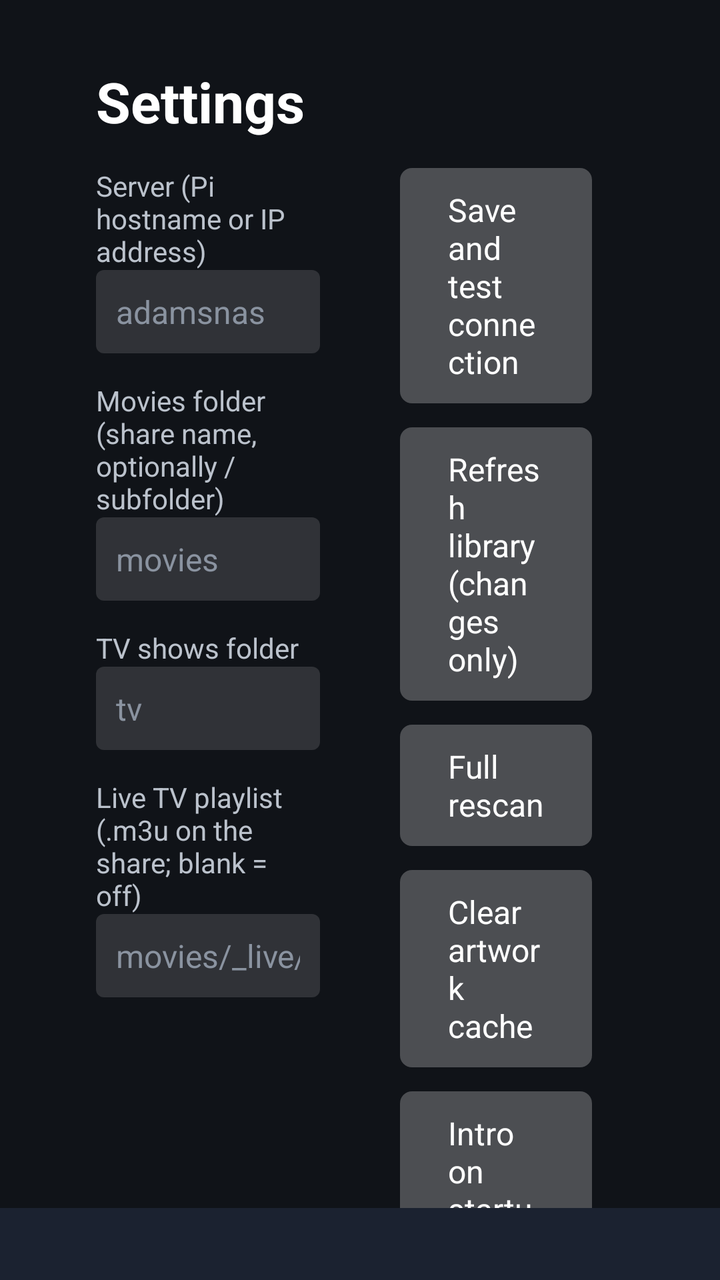
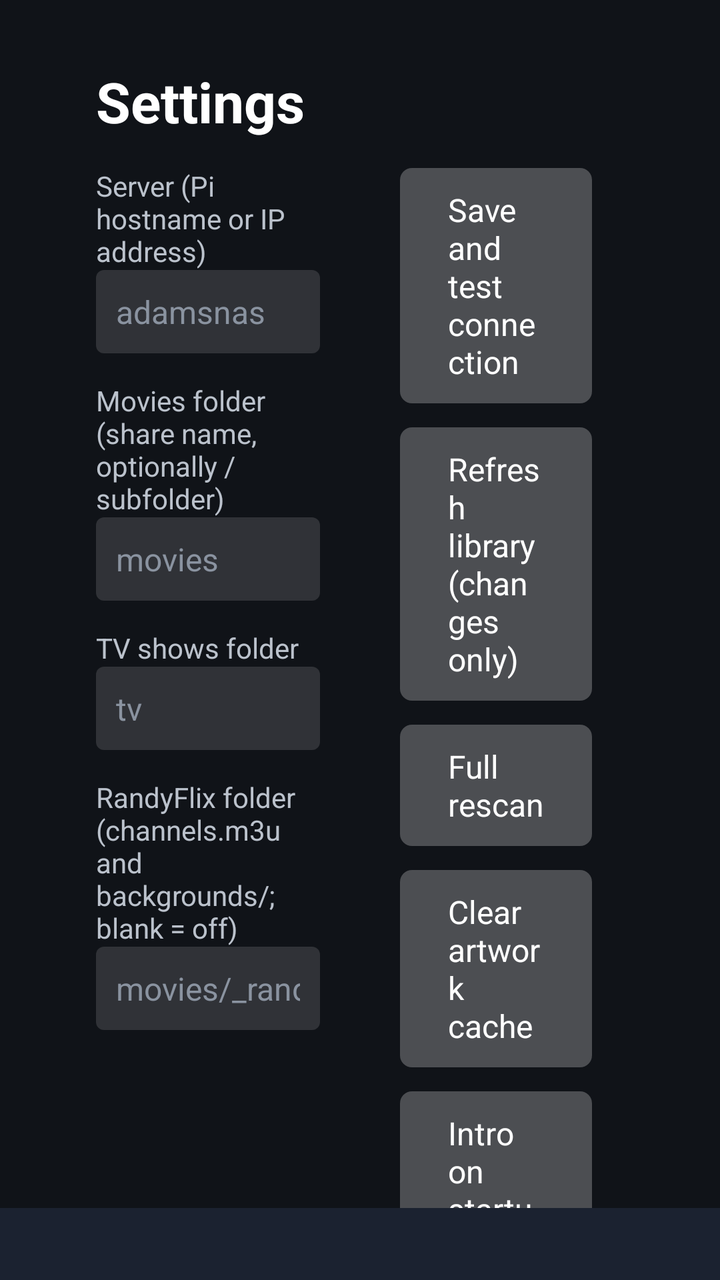

Screens rendered from an Android XML layout before and after an edit, with the pre-edit source and the edit as a unified diff.
<!-- AndroidManifest.xml: application theme Theme.RandyFlix -->
<!-- res/layout/activity_settings.xml -->
<?xml version="1.0" encoding="utf-8"?>
<LinearLayout xmlns:android="http://schemas.android.com/apk/res/android"
    android:layout_width="match_parent"
    android:layout_height="match_parent"
    android:background="@color/bg"
    android:orientation="vertical">

<ScrollView
    android:layout_width="match_parent"
    android:layout_height="0dp"
    android:layout_weight="1">

    <LinearLayout
        android:layout_width="match_parent"
        android:layout_height="wrap_content"
        android:orientation="horizontal"
        android:paddingLeft="48dp"
        android:paddingTop="32dp"
        android:paddingRight="48dp"
        android:paddingBottom="32dp">

        <LinearLayout
            android:layout_width="0dp"
            android:layout_height="wrap_content"
            android:layout_weight="1"
            android:orientation="vertical">

            <TextView
                android:layout_width="wrap_content"
                android:layout_height="wrap_content"
                android:text="Settings"
                android:textColor="@color/text_primary"
                android:textSize="28sp"
                android:textStyle="bold" />

            <TextView style="@style/FieldLabel" android:text="Server (Pi hostname or IP address)" />
            <EditText android:id="@+id/host" style="@style/Field" android:hint="adamsnas" />

            <TextView style="@style/FieldLabel" android:text="Movies folder (share name, optionally /subfolder)" />
            <EditText android:id="@+id/movies" style="@style/Field" android:hint="movies" />

            <TextView style="@style/FieldLabel" android:text="TV shows folder" />
            <EditText android:id="@+id/tv" style="@style/Field" android:hint="tv" />

            <TextView style="@style/FieldLabel" android:text="Live TV playlist (.m3u on the share; blank = off)" />
            <EditText android:id="@+id/live" style="@style/Field" android:hint="movies/_live/channels.m3u" />
        </LinearLayout>

        <LinearLayout
            android:layout_width="0dp"
            android:layout_height="wrap_content"
            android:layout_marginStart="40dp"
            android:layout_weight="1"
            android:orientation="vertical">

            <TextView
                android:id="@+id/version"
                android:layout_width="match_parent"
                android:layout_height="52dp"
                android:gravity="end|center_vertical"
                android:textColor="@color/text_dim"
                android:textSize="12sp" />

            <Button android:id="@+id/save" style="@style/TvButton" android:layout_marginBottom="12dp" android:text="Save and test connection" />
            <Button android:id="@+id/refresh" style="@style/TvButton" android:layout_marginBottom="12dp" android:text="Refresh library (changes only)" />
            <Button android:id="@+id/full" style="@style/TvButton" android:layout_marginBottom="12dp" android:text="Full rescan" />
            <Button android:id="@+id/clear_images" style="@style/TvButton" android:layout_marginBottom="12dp" android:text="Clear artwork cache" />
            <Button android:id="@+id/intro" style="@style/TvButton" android:layout_marginBottom="12dp" android:text="Intro on startup: On" />
            <Button android:id="@+id/autoplay" style="@style/TvButton" android:layout_marginBottom="12dp" android:text="Auto-play next episode: On" />

        </LinearLayout>
    </LinearLayout>
</ScrollView>

    
    <TextView
        android:id="@+id/status"
        android:layout_width="match_parent"
        android:layout_height="wrap_content"
        android:background="@color/brand"
        android:ellipsize="end"
        android:maxLines="3"
        android:minHeight="36dp"
        android:gravity="center_vertical"
        android:paddingLeft="48dp"
        android:paddingTop="8dp"
        android:paddingRight="48dp"
        android:paddingBottom="8dp"
        android:textColor="@color/text_secondary"
        android:textSize="14sp" />
</LinearLayout>
<!-- resources referenced by this layout -->
<resources>
  <color name="bg">#FF101318</color>
  <color name="brand">#FF1B2230</color>
  <color name="text_dim">#FF8A93A0</color>
  <color name="text_primary">#FFFFFFFF</color>
  <color name="text_secondary">#FFBBC2CC</color>
  <style name="Field">
          <item name="android:layout_width">match_parent</item>
          <item name="android:layout_height">wrap_content</item>
          <item name="android:background">@drawable/field_bg</item>
          <item name="android:padding">10dp</item>
          <item name="android:textColor">@color/text_primary</item>
          <item name="android:textColorHint">@color/text_dim</item>
          <item name="android:textSize">16sp</item>
          <item name="android:singleLine">true</item>
          <item name="android:inputType">text</item>
      </style>
  <style name="FieldLabel">
          <item name="android:layout_width">match_parent</item>
          <item name="android:layout_height">wrap_content</item>
          <item name="android:layout_marginTop">14dp</item>
          <item name="android:textColor">@color/text_secondary</item>
          <item name="android:textSize">14sp</item>
      </style>
  <style name="TvButton">
          <item name="android:layout_width">wrap_content</item>
          <item name="android:layout_height">wrap_content</item>
          <item name="android:layout_marginEnd">16dp</item>
          <item name="android:background">@drawable/btn_bg</item>
          <item name="android:textColor">@color/btn_text</item>
          <item name="android:textSize">16sp</item>
          <item name="android:textAllCaps">false</item>
          <item name="android:paddingLeft">24dp</item>
          <item name="android:paddingRight">24dp</item>
          <item name="android:paddingTop">10dp</item>
          <item name="android:paddingBottom">10dp</item>
          <item name="android:minHeight">0dp</item>
          <item name="android:minWidth">0dp</item>
          <item name="android:focusable">true</item>
          <item name="android:stateListAnimator">@null</item>
      </style>
  <style name="Theme.RandyFlix" parent="Theme.Leanback">
          <item name="android:windowBackground">@color/bg</item>
          <item name="android:colorAccent">@color/accent</item>
      </style>
  <!-- drawable field_bg (drawable) -->
  <?xml version="1.0" encoding="utf-8"?>
  <selector xmlns:android="http://schemas.android.com/apk/res/android">
      <item android:state_focused="true">
          <shape android:shape="rectangle">
              <solid android:color="#33FFFFFF" />
              <stroke android:width="2dp" android:color="@color/accent" />
              <corners android:radius="4dp" />
          </shape>
      </item>
      <item>
          <shape android:shape="rectangle">
              <solid android:color="#22FFFFFF" />
              <corners android:radius="4dp" />
          </shape>
      </item>
  </selector>
  <!-- drawable btn_bg (drawable) -->
  <?xml version="1.0" encoding="utf-8"?>
  <selector xmlns:android="http://schemas.android.com/apk/res/android">
      <item android:state_focused="true">
          <shape android:shape="rectangle">
              <solid android:color="@color/accent" />
              <corners android:radius="6dp" />
          </shape>
      </item>
      <item>
          <shape android:shape="rectangle">
              <solid android:color="#40FFFFFF" />
              <corners android:radius="6dp" />
          </shape>
      </item>
  </selector>
  <color name="accent">#FFF5A623</color>
</resources>

<!-- the commit's change to res/layout/activity_settings.xml (unified diff, before → after) -->
@@ -2,7 +2,6 @@
 <LinearLayout xmlns:android="http://schemas.android.com/apk/res/android"
     android:layout_width="match_parent"
     android:layout_height="match_parent"
-    android:background="@color/bg"
     android:orientation="vertical">
 
 <ScrollView
@@ -42,8 +41,8 @@
             <TextView style="@style/FieldLabel" android:text="TV shows folder" />
             <EditText android:id="@+id/tv" style="@style/Field" android:hint="tv" />
 
-            <TextView style="@style/FieldLabel" android:text="Live TV playlist (.m3u on the share; blank = off)" />
-            <EditText android:id="@+id/live" style="@style/Field" android:hint="movies/_live/channels.m3u" />
+            <TextView style="@style/FieldLabel" android:text="RandyFlix folder (channels.m3u and backgrounds/; blank = off)" />
+            <EditText android:id="@+id/app_folder" style="@style/Field" android:hint="movies/_randyflix" />
         </LinearLayout>
 
         <LinearLayout
@@ -67,6 +66,9 @@
             <Button android:id="@+id/clear_images" style="@style/TvButton" android:layout_marginBottom="12dp" android:text="Clear artwork cache" />
             <Button android:id="@+id/intro" style="@style/TvButton" android:layout_marginBottom="12dp" android:text="Intro on startup: On" />
             <Button android:id="@+id/autoplay" style="@style/TvButton" android:layout_marginBottom="12dp" android:text="Auto-play next episode: On" />
+            <Button android:id="@+id/clock" style="@style/TvButton" android:layout_marginBottom="12dp" android:text="Clock: 12-hour" />
+            <Button android:id="@+id/channel_order" style="@style/TvButton" android:layout_marginBottom="12dp" android:text="All channels order: By name" />
+            <Button android:id="@+id/reset_favorites" style="@style/TvButton" android:layout_marginBottom="12dp" android:text="Reset Live TV favorites to the playlist" />
 
         </LinearLayout>
     </LinearLayout>
@@ -79,7 +81,7 @@
         android:layout_height="wrap_content"
         android:background="@color/brand"
         android:ellipsize="end"
-        android:maxLines="3"
+        android:maxLines="4"
         android:minHeight="36dp"
         android:gravity="center_vertical"
         android:paddingLeft="48dp"
